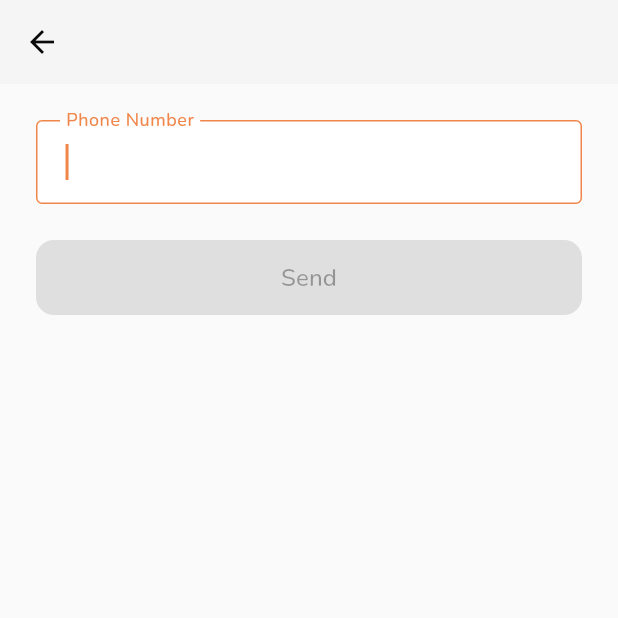
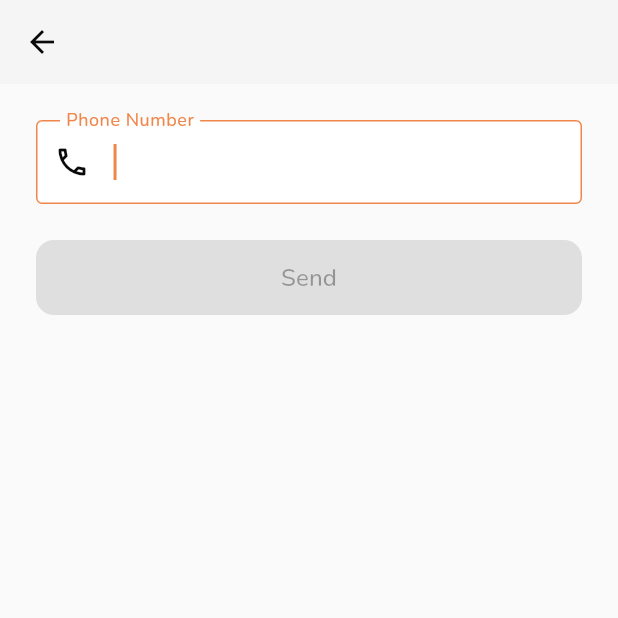
Before and after one commit to truongchanbuu/vfood, a Flutter app: the UpdatePhonePage screen opened directly, on a phone screen of 412 x 824 dp, the top half of it. Run offline on Flutter 3.47's test engine with Material 3 defaults, Android fonts, the light colour scheme and no system bars; drawn by our look-alikes of loader_overlay; our stand-ins replace cached_network_image, cherry_toast, cloud_firestore, dio, equatable, firebase_auth and 12 more; missing offline and left inert: flutter_advanced_avatar, hl_image_picker, iconify_flutter_plus; accounts and stored records are empty.

Commit message:
clean: app bar and UX for text fields

```diff
--- /dev/null
+++ b/lib/features/shared/presentations/widgets/default_app_bar.dart
@@ -0,0 +1,18 @@
+import 'package:flutter/material.dart';
+
+import '../../../../cores/constants/colors.dart';
+import '../../../../cores/extensions/context_extension.dart';
+
+AppBar defaultAppBar({
+  required BuildContext context,
+  String? title,
+}) {
+  return AppBar(
+    iconTheme: IconThemeData(
+      color: context.isDarkMode ? AppColors.textLight : AppColors.textDark,
+    ),
+    backgroundColor:
+        context.isDarkMode ? AppColors.textDark : AppColors.textLight,
+    elevation: 0,
+  );
+}
--- a/lib/features/user/presentation/pages/update_phone_page.dart
+++ b/lib/features/user/presentation/pages/update_phone_page.dart
@@ -10,6 +10,7 @@ import '../../../../cores/constants/spacing.dart';
 import '../../../../cores/extensions/context_extension.dart';
 import '../../../../generated/l10n.dart';
 import '../../../auth/data/models/phone.dart';
+import '../../../shared/presentations/widgets/default_app_bar.dart';
 import '../bloc/update_info/update_info_cubit.dart';
 
 class UpdatePhonePage extends StatefulWidget {
@@ -38,18 +39,10 @@ class _UpdatePhonePageState extends State<UpdatePhonePage> {
 
   @override
   Widget build(BuildContext context) {
-    return SafeArea(
-      child: Scaffold(
-        appBar: AppBar(
-          iconTheme: IconThemeData(
-            color:
-                context.isDarkMode ? AppColors.textLight : AppColors.textDark,
-          ),
-          backgroundColor:
-              context.isDarkMode ? AppColors.textDark : AppColors.textLight,
-          elevation: 0,
-        ),
-        body: BlocListener<UpdateInfoCubit, UpdateInfoState>(
+    final textColor =
+        context.isDarkMode ? AppColors.textLight : AppColors.textDark;
+
+    return BlocListener<UpdateInfoCubit, UpdateInfoState>(
       listener: (context, state) {
         if (state is InfoUpdating) {
           context.loaderOverlay.show();
@@ -70,7 +63,12 @@ class _UpdatePhonePageState extends State<UpdatePhonePage> {
           ).show(context);
         }
       },
-          child: SingleChildScrollView(
+      child: GestureDetector(
+        onTap: () => _focusNode.unfocus(),
+        child: SafeArea(
+          child: Scaffold(
+            appBar: defaultAppBar(context: context),
+            body: SingleChildScrollView(
               child: Padding(
                 padding: const EdgeInsets.all(AppSpacing.marginL),
                 child: Column(
@@ -84,6 +82,9 @@ class _UpdatePhonePageState extends State<UpdatePhonePage> {
                       },
                       decoration: InputDecoration(
                         labelText: S.current.phone_number_field,
+                        labelStyle: TextStyle(color: textColor),
+                        prefixIcon:
+                            Icon(Icons.phone_outlined, color: textColor),
                         border: const OutlineInputBorder(),
                         focusedBorder: const OutlineInputBorder(
                           borderSide: BorderSide(color: AppColors.primary),
@@ -133,6 +134,7 @@ class _UpdatePhonePageState extends State<UpdatePhonePage> {
             ),
           ),
         ),
+      ),
     );
   }
 
```
Also changed, not shown: lib/features/food/presentations/pages/favorite_food_page.dart (added, +12 -0 lines), lib/features/user/presentation/pages/update_display_name_page.dart (+22 -13 lines), lib/features/user/presentation/pages/update_email_page.dart (+18 -10 lines), lib/features/user/presentation/pages/update_password_page.dart (+11 -11 lines). Lines whose indentation alone changed are shown as unchanged.
